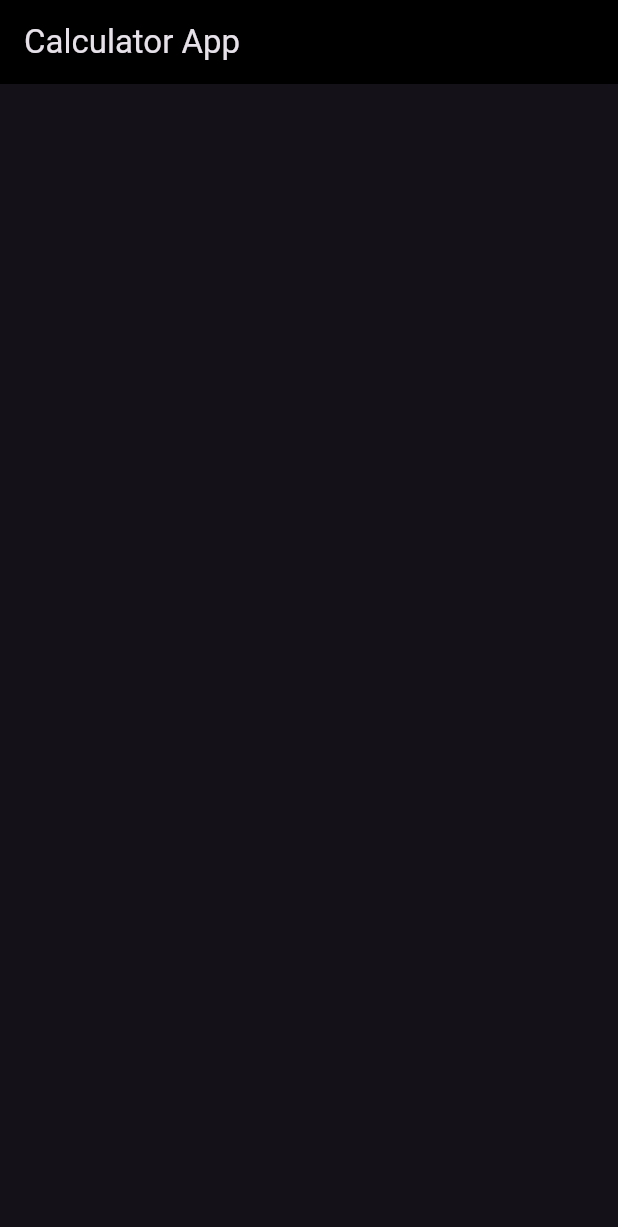
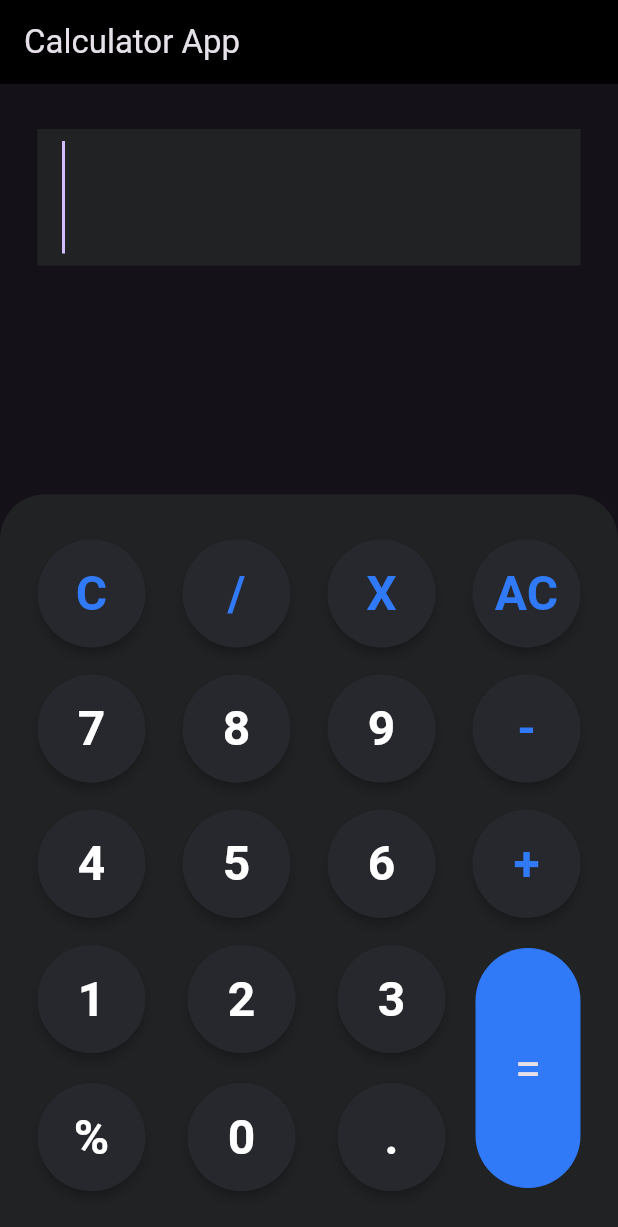
Before and after one commit to aakashsahh/Calculator_App, a Flutter app: the screen it shows after launch, on a phone screen of 412 x 824 dp. Shown: the top 1227 px of the screen. Run offline on Flutter 3.47's test engine with Material 3 defaults, Android fonts, the light colour scheme and no system bars.

Commit message:
UI of calculator completed

```diff
--- /dev/null
+++ b/lib/constants/colors.dart
@@ -0,0 +1,7 @@
+import 'package:flutter/material.dart';
+
+class AppColors {
+  static const primaryColor = Color(0xFF212224);
+  static const secondaryColor = Color(0xFF317AF7);
+  static const secondary2Color = Color(0xFF26282D);
+}
--- a/lib/home_page.dart
+++ b/lib/home_page.dart
@@ -1,3 +1,6 @@
+import 'package:calculator_provider/constants/colors.dart';
+import 'package:calculator_provider/widgets/text_field.dart';
+import 'package:calculator_provider/widgets/widgets_data.dart';
 import 'package:flutter/material.dart';
 
 class HomePage extends StatelessWidget {
@@ -11,17 +14,75 @@ class HomePage extends StatelessWidget {
         backgroundColor: Colors.black,
         elevation: 0,
       ),
-      body: const Column(
+      body: Column(
         children: [
-          Padding(
-            padding: EdgeInsets.symmetric(horizontal: 25, vertical: 30),
-            child: TextField(
-              decoration: InputDecoration(border: InputBorder.none),
-              style: TextStyle(
-                fontSize: 50,
-              ),
+          const CustomTextField(),
+          const Spacer(),
+          Container(
+            height: MediaQuery.sizeOf(context).height * 0.6,
+            width: double.infinity,
+            padding: const EdgeInsets.symmetric(horizontal: 25, vertical: 30),
+            decoration: const BoxDecoration(
+              color: AppColors.primaryColor,
+              borderRadius: BorderRadius.vertical(top: Radius.circular(30)),
             ),
-          ),
+            child: Column(
+              mainAxisAlignment: MainAxisAlignment.spaceBetween,
+              children: [
+                Row(
+                  mainAxisAlignment: MainAxisAlignment.spaceBetween,
+                  children: List.generate(4, (index) => buttonList[index]),
+                ),
+                Row(
+                  mainAxisAlignment: MainAxisAlignment.spaceBetween,
+                  children: List.generate(4, (index) => buttonList[index + 4]),
+                ),
+                Row(
+                  mainAxisAlignment: MainAxisAlignment.spaceBetween,
+                  children: List.generate(4, (index) => buttonList[index + 8]),
+                ),
+                //for equals button and last two rows
+                Row(
+                  children: [
+                    Expanded(
+                      child: Column(
+                        children: [
+                          Row(
+                            mainAxisAlignment: MainAxisAlignment.spaceBetween,
+                            children: List.generate(3, (index) => buttonList[index + 12]),
+                          ),
+                          const SizedBox(
+                            height: 20,
+                          ),
+                          Row(
+                            mainAxisAlignment: MainAxisAlignment.spaceBetween,
+                            children: List.generate(3, (index) => buttonList[index + 15]),
+                          ),
+                        ],
+                      ),
+                    ),
+                    const SizedBox(
+                      width: 20,
+                    ),
+                    Container(
+                      height: 160,
+                      width: 70,
+                      decoration: BoxDecoration(
+                        borderRadius: BorderRadius.circular(40),
+                        color: AppColors.secondaryColor,
+                      ),
+                      child: const Center(
+                        child: Text(
+                          "=",
+                          style: TextStyle(fontSize: 32),
+                        ),
+                      ),
+                    ),
+                  ],
+                )
+              ],
+            ),
+          )
         ],
       ),
     );
--- /dev/null
+++ b/lib/widgets/button1.dart
@@ -0,0 +1,29 @@
+import 'package:calculator_provider/constants/colors.dart';
+import 'package:flutter/material.dart';
+
+class Button1 extends StatelessWidget {
+  const Button1({
+    super.key,
+    required this.label,
+    this.textColor = Colors.white,
+  });
+  final String label;
+  final Color textColor;
+
+  @override
+  Widget build(BuildContext context) {
+    return Material(
+      elevation: 3,
+      color: AppColors.primaryColor,
+      borderRadius: BorderRadius.circular(50),
+      child: CircleAvatar(
+        backgroundColor: AppColors.secondary2Color,
+        radius: 36,
+        child: Text(
+          label,
+          style: TextStyle(color: textColor, fontSize: 32, fontWeight: FontWeight.w600),
+        ),
+      ),
+    );
+  }
+}
--- /dev/null
+++ b/lib/widgets/text_field.dart
@@ -0,0 +1,25 @@
+import 'package:calculator_provider/constants/colors.dart';
+import 'package:flutter/material.dart';
+
+class CustomTextField extends StatelessWidget {
+  const CustomTextField({
+    super.key,
+  });
+
+  @override
+  Widget build(BuildContext context) {
+    return Padding(
+      padding: const EdgeInsets.symmetric(horizontal: 25, vertical: 30),
+      child: TextField(
+        controller: TextEditingController(),
+        decoration: const InputDecoration(border: InputBorder.none, fillColor: AppColors.primaryColor, filled: true),
+        style: const TextStyle(
+          fontSize: 50,
+        ),
+        readOnly: true,
+        autofocus: true,
+        showCursor: true,
+      ),
+    );
+  }
+}
--- /dev/null
+++ b/lib/widgets/widgets_data.dart
@@ -0,0 +1,72 @@
+import 'package:calculator_provider/constants/colors.dart';
+import 'package:calculator_provider/widgets/button1.dart';
+import 'package:flutter/material.dart';
+
+List<Widget> buttonList = [
+  //row1
+  const Button1(
+    label: "C",
+    textColor: AppColors.secondaryColor,
+  ),
+  const Button1(
+    label: "/",
+    textColor: AppColors.secondaryColor,
+  ),
+  const Button1(
+    label: "X",
+    textColor: AppColors.secondaryColor,
+  ),
+  const Button1(
+    label: "AC",
+    textColor: AppColors.secondaryColor,
+  ),
+  //row2
+  const Button1(
+    label: "7",
+  ),
+  const Button1(
+    label: "8",
+  ),
+  const Button1(
+    label: "9",
+  ),
+  const Button1(
+    label: "-",
+    textColor: AppColors.secondaryColor,
+  ),
+  //row3
+  const Button1(
+    label: "4",
+  ),
+  const Button1(
+    label: "5",
+  ),
+  const Button1(
+    label: "6",
+  ),
+  const Button1(
+    label: "+",
+    textColor: AppColors.secondaryColor,
+  ),
+  //row 4
+  const Button1(
+    label: "1",
+  ),
+  const Button1(
+    label: "2",
+  ),
+  const Button1(
+    label: "3",
+  ),
+
+  //row5
+  const Button1(
+    label: "%",
+  ),
+  const Button1(
+    label: "0",
+  ),
+  const Button1(
+    label: ".",
+  ),
+];
```
